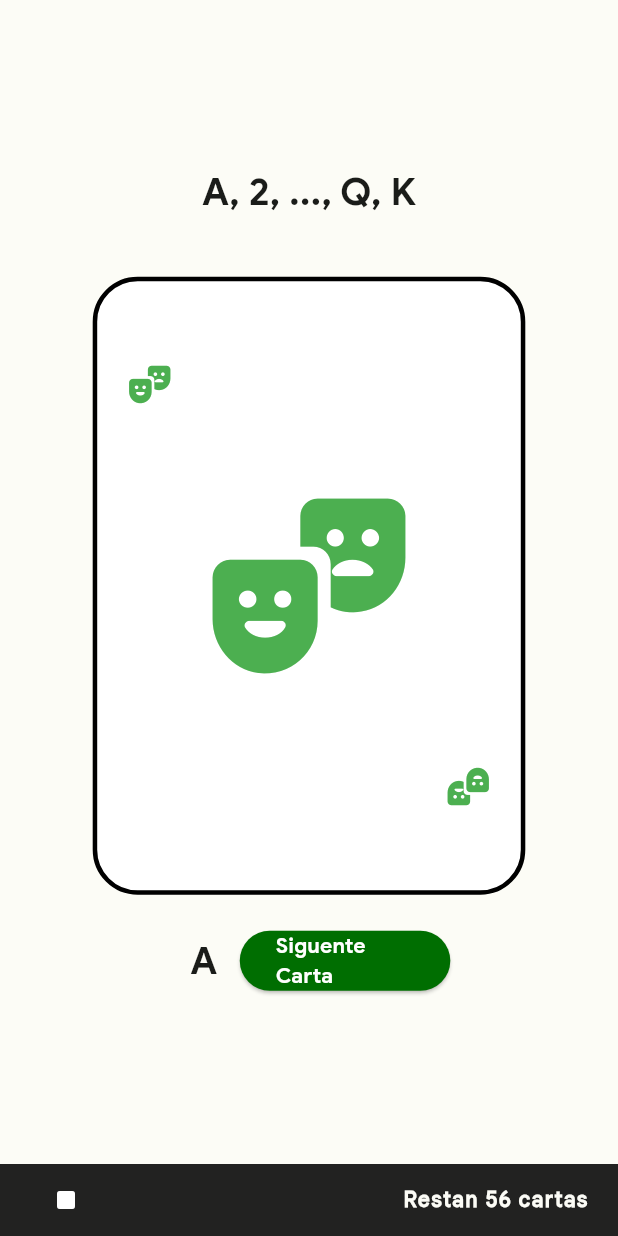
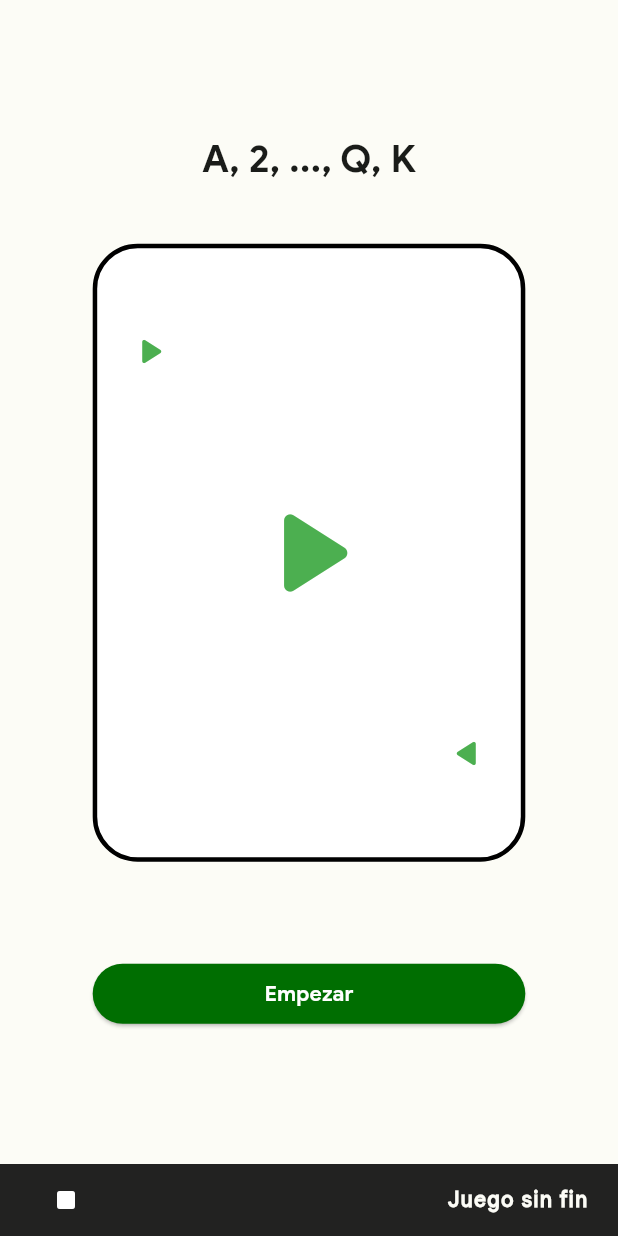
Before and after one commit to david201606/project_coati, a Flutter app: the NumbersGamePage screen opened directly, on a phone screen of 412 x 824 dp. Run offline on Flutter 3.47's test engine with Material 2 defaults, Android fonts, the phone set to English and light mode, and no system bars; our stand-ins replace cloud_firestore, firebase_auth, firebase_core, shared_preferences; accounts and stored records are empty.

Commit message:
si soy bien mamon

```diff
--- a/lib/src/nav/number_game_page.dart
+++ b/lib/src/nav/number_game_page.dart
@@ -1,5 +1,6 @@
 import 'dart:math';
 
+import 'package:coati/src/nav/upOrDownPage.dart';
 import 'package:flutter/material.dart';
 
 import '../utils/card_obj.dart';
@@ -21,7 +22,7 @@ class _NumbersGamePageState extends State<NumbersGamePage> {
 
   @override
   void initState() {
-    playingCard = PlayCard('', Colors.green, Icons.theater_comedy_rounded, 0);
+    playingCard = PlayCard('', Colors.green, Icons.play_arrow_rounded, 0);
     super.initState();
   }
 
@@ -37,6 +38,10 @@ class _NumbersGamePageState extends State<NumbersGamePage> {
 
   mixDeck() {
     setState(() {
+      if (cardDeck.isEmpty) {
+        cardDeck = Deck().cards();
+      }
+
       int position = Random().nextInt(cardDeck.length);
       playingCard = cardDeck[position];
       cardDeck.removeAt(position);
@@ -47,7 +52,7 @@ class _NumbersGamePageState extends State<NumbersGamePage> {
     showDialog(
       context: context,
       builder: (context) => AlertDialog(
-        title: Text('Oops'),
+        title: Text('¡Shot!'),
         content: Text('Te echas un shot'),
         actions: [
           TextButton(
@@ -71,10 +76,9 @@ class _NumbersGamePageState extends State<NumbersGamePage> {
         actions: [
           TextButton(
             onPressed: () {
-              mixDeck();
               Navigator.pop(context);
             },
-            child: Text('Listo'),
+            child: Text('Continuar'),
           ),
         ],
       ),
@@ -102,45 +106,36 @@ class _NumbersGamePageState extends State<NumbersGamePage> {
                   card: playingCard,
                 ),
               ),
-              SizedBox(
-                width: (MediaQuery.of(context).size.width * .7) - 100,
-                child: Row(
-                  children: [
               Padding(
-                      padding: const EdgeInsets.symmetric(horizontal: 15),
+                padding: const EdgeInsets.only(bottom: 10),
                 child: Text(
-                        cardsOrder[position],
+                  starting ? '' : cardsOrder[position],
                   style: Theme.of(context).textTheme.headlineSmall,
                 ),
               ),
-                    Expanded(
+              SizedBox(
+                width: (MediaQuery.of(context).size.width * .7),
                 child: ElevatedButton(
                     onPressed: () {
-                            starting= false;
-                            setState((){
+                      mixDeck();
+                      if (!starting) nextPosition();
 
-                            });
-                            PlayCard pastCard = playingCard;
-                            mixDeck();
-
-                            nextPosition();
-
-                            /*if (playingCard.weight == 100) {
+                      if (playingCard.number == '') {
                         allShotDialog();
                       } else {
-                              if (playingCard.weight > pastCard.weight) {
+                        if (playingCard.number == cardsOrder[position]) {
                           shotDialog();
                         }
-                            }*/
+                      }
+
+                      setState(() {
+                        starting = false;
+                      });
                     },
                     style: ElevatedButton.styleFrom(
                         primary: Theme.of(context).colorScheme.primary,
-                              onPrimary:
-                                  Theme.of(context).colorScheme.onPrimary),
-                          child: Text('Siguente Carta')),
-                    ),
-                  ],
-                ),
+                        onPrimary: Theme.of(context).colorScheme.onPrimary),
+                    child: Text(starting ? 'Empezar' : 'Siguente Carta')),
               ),
             ],
           ),
@@ -157,7 +152,7 @@ class _NumbersGamePageState extends State<NumbersGamePage> {
                     },
                     icon: const Icon(Icons.stop_rounded, color: Colors.white)),
                 Text(
-                  'Restan ${cardDeck.length} cartas',
+                  'Juego sin fin',
                   style: Theme.of(context).textTheme.bodyLarge!.copyWith(
                       color: Theme.of(context).colorScheme.background),
                 ),
@@ -169,95 +164,3 @@ class _NumbersGamePageState extends State<NumbersGamePage> {
     );
   }
 }
-
-class PlayingCard extends StatelessWidget {
-  final PlayCard card;
-
-  const PlayingCard({
-    Key? key,
-    required this.card,
-  }) : super(key: key);
-
-  @override
-  Widget build(BuildContext context) {
-    return InkWell(
-      borderRadius: const BorderRadius.all(
-        Radius.circular(30),
-      ),
-      child: Container(
-        width: MediaQuery.of(context).size.width * .7,
-        height: MediaQuery.of(context).size.height * .5,
-        decoration: BoxDecoration(
-          color: Colors.white,
-          border: Border.all(color: Colors.black, width: 3),
-          borderRadius: const BorderRadius.all(
-            Radius.circular(30),
-          ),
-        ),
-        child: Column(
-          mainAxisAlignment: MainAxisAlignment.spaceBetween,
-          children: [
-            Row(
-              children: [
-                Padding(
-                  padding: const EdgeInsets.all(20),
-                  child: Column(
-                    children: [
-                      Text(
-                        card.number,
-                        style: Theme.of(context).textTheme.headlineSmall,
-                      ),
-                      Icon(card.icon, color: card.color, size: 30),
-                    ],
-                  ),
-                ),
-              ],
-            ),
-            Stack(
-              alignment: Alignment.center,
-              // mainAxisAlignment: MainAxisAlignment.center,
-              children: [
-                Icon(
-                  card.icon,
-                  color: card.color,
-                  size: 140,
-                ),
-                Text(
-                  card.number,
-                  style: Theme.of(context).textTheme.displayLarge!.copyWith(
-                      color: Theme.of(context).colorScheme.background,
-                      fontSize: 50),
-                )
-              ],
-            ),
-            Row(
-              mainAxisAlignment: MainAxisAlignment.end,
-              children: [
-                Padding(
-                  padding: const EdgeInsets.all(20),
-                  child: Column(
-                    children: [
-                      Transform.rotate(
-                          angle: 3.14159,
-                          child: Icon(
-                            card.icon,
-                            color: card.color,
-                            size: 30,
-                          )),
-                      Transform.rotate(
-                          angle: 3.14159,
-                          child: Text(
-                            card.number,
-                            style: Theme.of(context).textTheme.headlineSmall,
-                          )),
-                    ],
-                  ),
-                ),
-              ],
-            ),
-          ],
-        ),
-      ),
-    );
-  }
-}
--- a/lib/src/nav/upOrDownPage.dart
+++ b/lib/src/nav/upOrDownPage.dart
@@ -201,13 +201,13 @@ class PlayingCard extends StatelessWidget {
                 Icon(
                   card.icon,
                   color: card.color,
-                  size: 140,
+                  size: 100,
                 ),
                 Text(
                   card.number,
                   style: Theme.of(context).textTheme.displayLarge!.copyWith(
                       color: Theme.of(context).colorScheme.background,
-                      fontSize: 50),
+                      fontSize: 40),
                 )
               ],
             ),
```
Lines whose indentation alone changed are shown as unchanged.
